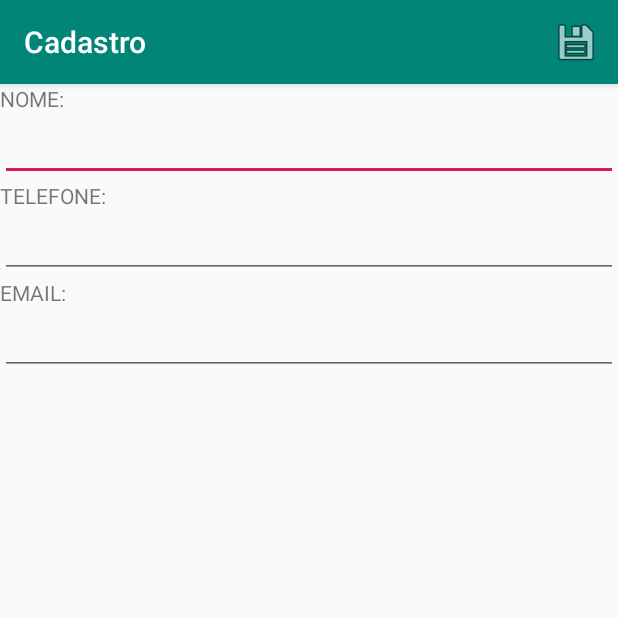
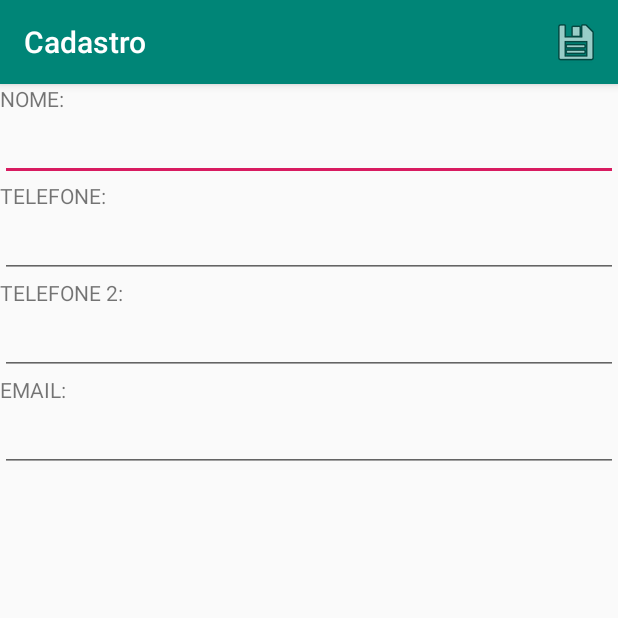
Before and after one commit to RafaelRodrigues7/AgendaLiveData, an Android app: the CadastroActivity screen opened directly, with no data from a screen before it, on a phone screen of 412 x 824 dp, the top half of it. Run offline under Robolectric (Android 15) with nearby library versions, the phone set to English and light mode, and no system bars; our stand-ins replace Room's generated code.

```diff
--- a/app/src/main/java/br/edu/ifspsaocarlos/agendalivedata/view/CadastroActivity.java
+++ b/app/src/main/java/br/edu/ifspsaocarlos/agendalivedata/view/CadastroActivity.java
@@ -46,11 +46,13 @@ public class CadastroActivity extends AppCompatActivity {
 
             String nome = ((EditText) findViewById(R.id.editTextNome)).getText().toString();
             String fone = ((EditText) findViewById(R.id.editTextFone)).getText().toString();
+            String fone2 = ((EditText) findViewById(R.id.editTextFone2)).getText().toString();
             String email = ((EditText) findViewById(R.id.editTextEmail)).getText().toString();
 
             final Contato c = new Contato();
             c.setNome(nome);
             c.setFone(fone);
+            c.setFone2(fone2);
             c.setEmail(email);
 
             contatoViewModel.insert(c);
--- a/app/src/main/java/br/edu/ifspsaocarlos/agendalivedata/view/ContatoAdapter.java
+++ b/app/src/main/java/br/edu/ifspsaocarlos/agendalivedata/view/ContatoAdapter.java
@@ -47,8 +47,7 @@ implements Filterable {
     @Override
     public void onBindViewHolder(ContatoViewHolder holder, int position) {
          holder.nome.setText(contactListFiltered.get(position).getNome());
-
-
+         holder.email.setText(contactListFiltered.get(position).getEmail());
     }
 
     @Override
@@ -99,10 +98,12 @@ implements Filterable {
 
     public  class ContatoViewHolder extends RecyclerView.ViewHolder implements View.OnClickListener{
         final TextView nome;
+        final TextView email;
 
         ContatoViewHolder(View view) {
             super(view);
             nome = view.findViewById(R.id.nome);
+            email = view.findViewById(R.id.email);
             view.setOnClickListener(this);
         }
 
--- a/app/src/main/java/br/edu/ifspsaocarlos/agendalivedata/view/DetalheActivity.java
+++ b/app/src/main/java/br/edu/ifspsaocarlos/agendalivedata/view/DetalheActivity.java
@@ -39,6 +39,8 @@ public class DetalheActivity extends AppCompatActivity {
             nameText.setText(c.getNome());
             EditText foneText = findViewById(R.id.editTextFone);
             foneText.setText(c.getFone());
+            EditText fone2Text = findViewById(R.id.editTextFone2);
+            fone2Text.setText(c.getFone2());
             EditText emailText = findViewById(R.id.editTextEmail);
             emailText.setText(c.getEmail());
             int pos =c.getNome().indexOf(" ");
@@ -88,10 +90,12 @@ public class DetalheActivity extends AppCompatActivity {
     {
         String name = ((EditText) findViewById(R.id.editTextNome)).getText().toString();
         String fone = ((EditText) findViewById(R.id.editTextFone)).getText().toString();
+        String fone2 = ((EditText) findViewById(R.id.editTextFone2)).getText().toString();
         String email = ((EditText) findViewById(R.id.editTextEmail)).getText().toString();
 
         c.setNome(name);
         c.setFone(fone);
+        c.setFone2(fone2);
         c.setEmail(email);
 
         contatoViewModel.update(c);
--- a/app/src/main/res/layout/common_layout.xml
+++ b/app/src/main/res/layout/common_layout.xml
@@ -26,6 +26,16 @@
     <TextView
         android:layout_width="wrap_content"
         android:layout_height="wrap_content"
+        android:text="TELEFONE 2: "/>
+
+    <EditText
+        android:id="@+id/editTextFone2"
+        android:layout_width="match_parent"
+        android:layout_height="wrap_content"/>
+
+    <TextView
+        android:layout_width="wrap_content"
+        android:layout_height="wrap_content"
         android:text="EMAIL: "/>
 
     <EditText
```
Also changed, not shown: app/src/main/java/br/edu/ifspsaocarlos/agendalivedata/model/Contato.java (+7 -0 lines), app/src/main/res/layout/contato_celula.xml (+13 -3 lines), 2 other files.
